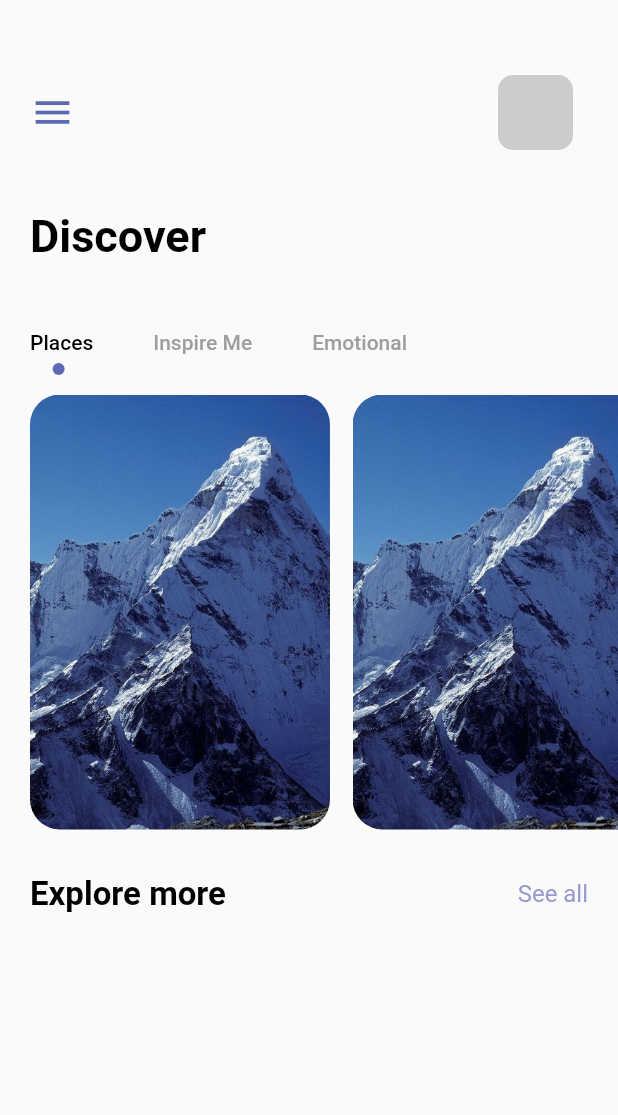
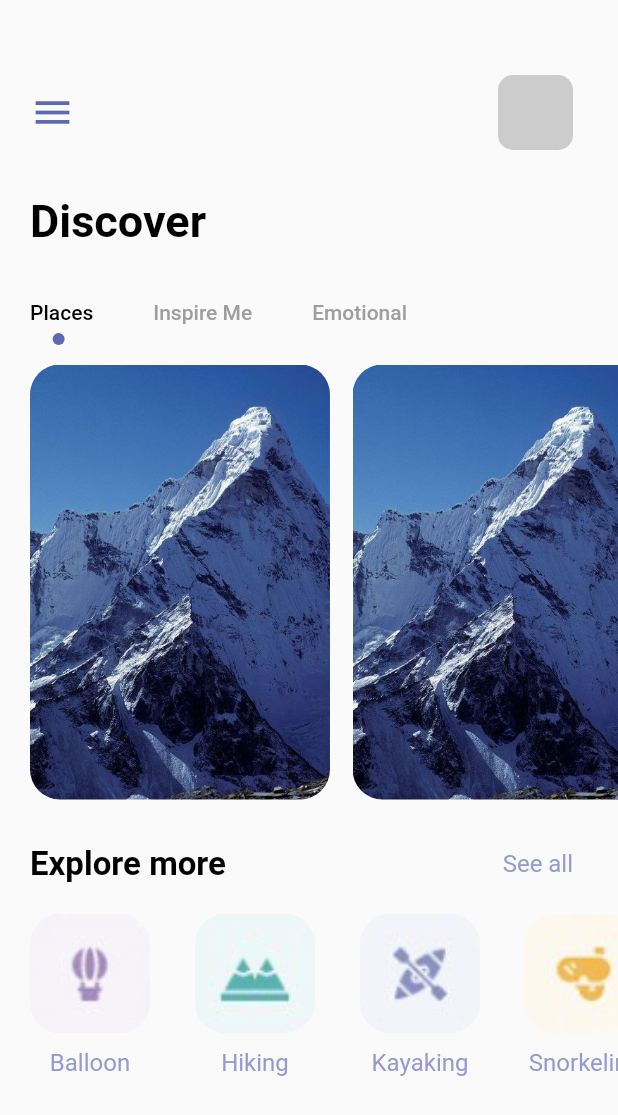
Before and after one commit to erentomurcuk/Flutter-Travel-Application, a Flutter app: the HomePage screen opened directly, on a phone screen of 412 x 824 dp. Shown: the top 1115 px of the screen. Run offline on Flutter 3.47's test engine with Material 2 defaults, Android fonts, the phone set to English and light mode, and no system bars; statements that could not run were skipped.

Commit message:
New page

```diff
--- a/lib/main.dart
+++ b/lib/main.dart
@@ -1,4 +1,5 @@
 import 'package:flutter/material.dart';
+import 'package:travel_application/pages/detail_page.dart';
 import 'package:travel_application/pages/navpages/main_page.dart';
 import 'package:travel_application/pages/welcome_page.dart';
 
@@ -26,7 +27,7 @@ class MyApp extends StatelessWidget {
         // is not restarted.
         primarySwatch: Colors.blue,
       ),
-      home: const MainPage(),
+      home: const DetailPage(),
     );
   }
 }
--- /dev/null
+++ b/lib/pages/home_page.dart
@@ -0,0 +1,238 @@
+import 'package:flutter/material.dart';
+import 'package:travel_application/misc/colors.dart';
+import 'package:travel_application/widgets/app_large_text.dart';
+import 'package:travel_application/widgets/app_text.dart';
+
+class HomePage extends StatefulWidget {
+  const HomePage({Key? key}) : super(key: key);
+
+  @override
+  State<HomePage> createState() => _HomePageState();
+}
+
+class _HomePageState extends State<HomePage> with TickerProviderStateMixin {
+
+  var image = {
+    "img/balloon.png": "Balloon",
+    "img/hiking.png":"Hiking",
+    "img/kayaking.png": "Kayaking",
+    "img/snorkeling.png": "Snorkeling",
+  };
+
+  @override
+  Widget build(BuildContext context) {
+    TabController tabController = TabController(length: 3, vsync: this);
+    return Scaffold(
+      body: SingleChildScrollView(
+        child: Column(
+          crossAxisAlignment: CrossAxisAlignment.start,
+
+          // Top Row
+          children: [
+            Container(
+              // Top Container
+
+              padding: const EdgeInsets.only(top: 50, left: 20, right: 20),
+
+              child: Row(
+                children: [
+                  Icon(
+                    Icons.menu,
+                    size: 30,
+                    color: AppColors.mainColor,
+                  ),
+                  Expanded(child: Container()),
+                  Container(
+                    margin: const EdgeInsets.only(right: 10),
+                    width: 50,
+                    height: 50,
+                    decoration: BoxDecoration(
+                      borderRadius: BorderRadius.circular(10),
+                      color: Colors.grey.withOpacity(0.5),
+                    ),
+                  )
+                ],
+              ),
+            ),
+
+            SizedBox(
+              height: 30,
+            ),
+
+            // Discover Text
+            Container(
+              margin: const EdgeInsets.only(left: 20),
+              child: const AppLargeText(
+                text: "Discover",
+              ),
+            ),
+
+            SizedBox(
+              height: 20,
+            ),
+
+            // Tab Bar
+            Container(
+              child: Align(
+                alignment: Alignment.centerLeft,
+                child: TabBar(
+                  labelPadding: const EdgeInsets.only(left: 20, right: 20),
+                  controller: tabController,
+                  labelColor: Colors.black,
+                  unselectedLabelColor: Colors.grey,
+                  isScrollable: true,
+                  indicatorSize: TabBarIndicatorSize.label,
+                  indicator:
+                      CircleTabIndicator(color: AppColors.mainColor, radius: 4),
+                  tabs: [
+                    Tab(text: "Places"),
+                    Tab(text: "Inspire Me"),
+                    Tab(text: "Emotional"),
+                  ],
+                ),
+              ),
+            ),
+
+            Container(
+              padding: const EdgeInsets.only(left: 20),
+              height: 300,
+              width: double.maxFinite,
+              child: TabBarView(controller: tabController, children: [
+                ListView.builder(
+                  itemCount: 3,
+                  scrollDirection: Axis.horizontal,
+                  itemBuilder: (BuildContext context, int index) {
+                    return Container(
+                      margin: const EdgeInsets.only(right: 15, top: 10),
+                      width: 200,
+                      height: 300,
+                      decoration: BoxDecoration(
+                        borderRadius: BorderRadius.circular(20),
+                        color: Colors.white,
+                        image: const DecorationImage(
+                          image: AssetImage(
+                            "img/mountain.jpeg",
+                          ),
+                          fit: BoxFit.cover,
+                        ),
+                      ),
+                    );
+                  },
+                ),
+                Text("b"),
+                Text("c"),
+              ]),
+            ),
+
+            const SizedBox(
+              height: 30,
+            ),
+
+            Container(
+              margin: const EdgeInsets.only(left: 20, right: 30),
+              child: Row(
+                mainAxisAlignment: MainAxisAlignment.spaceBetween,
+                children: [
+                  const AppLargeText(
+                    text: "Explore more",
+                    size: 22,
+                  ),
+                  AppText(text: "See all", colour: AppColors.textColor1),
+                ],
+              ),
+            ),
+
+            const SizedBox(
+              height: 20,
+            ),
+
+            Container(
+
+              height: 120,
+              width: double.maxFinite,
+
+                margin: const EdgeInsets.only(left: 20),
+                child: ListView.builder( // Parent should have an height!!!
+                    itemCount: 4,
+                    scrollDirection: Axis.horizontal,
+                    itemBuilder: (_, index) {
+
+                      return Container(
+
+                        margin: const EdgeInsets.only(right: 30),
+
+                        child: Column(
+
+                          children: [
+                            Container(
+                              // margin: const EdgeInsets.only(right: 40, left: 10),
+                              width: 80,
+                              height: 80,
+                              decoration: BoxDecoration(
+                                borderRadius: BorderRadius.circular(20),
+                                color: Colors.white,
+                                image: DecorationImage(
+                                  image: AssetImage(image.keys.elementAt(index)),
+                                  fit: BoxFit.cover,
+                                ),
+                              ),
+                            ),
+
+                            const SizedBox(
+                              height: 10,
+                            ),
+
+                            Container(
+                              child: AppText(
+                                text: image.values.elementAt(index),
+                                colour: AppColors.textColor1,
+                              ),
+                            )
+
+                          ],
+
+                        ),
+                      );
+                    })),
+
+          ],
+        ),
+      ),
+    );
+  }
+}
+
+class CircleTabIndicator extends Decoration {
+  final Color color;
+  final double radius; // MADE FINAL
+
+  const CircleTabIndicator(
+      {required this.color, required this.radius}); // MADE CONST
+
+  @override
+  BoxPainter createBoxPainter([VoidCallback? onChanged]) {
+    // TODO: implement createBoxPainter
+    return _CirclePainter(color: color, radius: radius);
+  }
+}
+
+class _CirclePainter extends BoxPainter {
+  final Color color;
+  double radius;
+
+  _CirclePainter({required this.color, required this.radius});
+
+  @override
+  void paint(Canvas canvas, Offset offset, ImageConfiguration configuration) {
+    // TODO: implement paint
+    Paint paint = Paint();
+    paint.color = color;
+    paint.isAntiAlias = true;
+
+    final Offset circleOffset = Offset(
+        configuration.size!.width / 2 - radius / 2,
+        configuration.size!.height - radius / 2 - 5);
+
+    canvas.drawCircle(offset + circleOffset, radius, paint);
+  }
+}
--- a/lib/pages/navpages/home_page.dart
+++ /dev/null
@@ -1,184 +0,0 @@
-import 'package:flutter/material.dart';
-import 'package:travel_application/misc/colors.dart';
-import 'package:travel_application/widgets/app_large_text.dart';
-import 'package:travel_application/widgets/app_text.dart';
-
-class HomePage extends StatefulWidget {
-  const HomePage({Key? key}) : super(key: key);
-
-  @override
-  State<HomePage> createState() => _HomePageState();
-}
-
-class _HomePageState extends State<HomePage> with TickerProviderStateMixin {
-  @override
-  Widget build(BuildContext context) {
-    TabController tabController = TabController(length: 3, vsync: this);
-    return Scaffold(
-      body: Column(
-
-        crossAxisAlignment: CrossAxisAlignment.start,
-
-        // Top Row
-        children: [
-          Container( // Top Container
-
-            padding: const EdgeInsets.only(top: 50, left: 20, right: 20),
-
-            child: Row(
-              children: [
-
-                Icon(Icons.menu, size: 30, color: AppColors.mainColor,),
-                Expanded(child: Container()),
-
-                Container(
-
-                  margin: const EdgeInsets.only(right: 10),
-                  width: 50,
-                  height: 50,
-
-                  decoration: BoxDecoration(
-                    borderRadius: BorderRadius.circular(10),
-                    color: Colors.grey.withOpacity(0.5),
-                  ),
-
-                )
-              ],
-            ),
-          ),
-
-          SizedBox(height: 40,),
-
-          // Discover Text
-          Container(
-            margin: const EdgeInsets.only(left: 20),
-            child: const AppLargeText(text: "Discover",),
-          ),
-
-          SizedBox(height: 30,),
-
-          // Tab Bar
-          Container(
-            child: Align(
-              alignment: Alignment.centerLeft,
-              child: TabBar(
-                labelPadding: const EdgeInsets.only(left: 20, right: 20),
-                controller: tabController,
-
-                labelColor: Colors.black,
-                unselectedLabelColor: Colors.grey,
-
-                isScrollable: true,
-
-                indicatorSize: TabBarIndicatorSize.label,
-                indicator: CircleTabIndicator(
-                    color: AppColors.mainColor, radius: 4),
-
-                tabs: [
-                  Tab(text: "Places"),
-                  Tab(text: "Inspire Me"),
-                  Tab(text: "Emotional"),
-                ],
-              ),
-            ),
-          ),
-
-          Container(
-
-            padding: const EdgeInsets.only(left: 20),
-            height: 300,
-            width: double.maxFinite,
-
-            child: TabBarView(
-                controller: tabController,
-                children: [
-                  ListView.builder(
-
-                    itemCount: 3,
-                    scrollDirection: Axis.horizontal,
-
-                    itemBuilder: (BuildContext context, int index) {
-                      return
-                        Container(
-                          margin: const EdgeInsets.only(right: 15, top: 10),
-                          width: 200,
-                          height: 300,
-                          decoration: BoxDecoration(
-                            borderRadius: BorderRadius.circular(20),
-                            color: Colors.white,
-                            image: const DecorationImage(
-                              image: AssetImage(
-                                "img/mountain.jpeg",
-                              ),
-                              fit: BoxFit.cover,
-                            )
-                            ,
-                          )
-                          ,
-                        );
-
-                    },
-
-                  ),
-                  Text("b"),
-                  Text("c"),
-                ]
-            ),
-          ),
-
-          const SizedBox(height: 30,),
-
-          Container(
-            margin: const EdgeInsets.only(left: 20, right: 20),
-            child: Row(
-              mainAxisAlignment: MainAxisAlignment.spaceBetween,
-              children: [
-                const AppLargeText(text: "Explore more",size: 22,),
-                AppText(text: "See all", colour: AppColors.textColor1),
-              ],
-            ),
-          ),
-        ],
-      ),
-    );
-  }
-}
-
-class CircleTabIndicator extends Decoration {
-
-  final Color color;
-  final double radius; // MADE FINAL
-
-  const CircleTabIndicator(
-      {required this.color, required this.radius}); // MADE CONST
-
-  @override
-  BoxPainter createBoxPainter([VoidCallback? onChanged]) {
-    // TODO: implement createBoxPainter
-    return _CirclePainter(color: color, radius: radius);
-  }
-
-}
-
-class _CirclePainter extends BoxPainter {
-
-  final Color color;
-  double radius;
-
-  _CirclePainter({required this.color, required this.radius});
-
-  @override
-  void paint(Canvas canvas, Offset offset, ImageConfiguration configuration) {
-    // TODO: implement paint
-    Paint paint = Paint();
-    paint.color = color;
-    paint.isAntiAlias = true;
-
-    final Offset circleOffset = Offset(
-        configuration.size!.width / 2 - radius / 2,
-        configuration.size!.height - radius / 2 - 5);
-
-    canvas.drawCircle(offset + circleOffset, radius, paint);
-  }
-
-}
--- a/lib/pages/navpages/main_page.dart
+++ b/lib/pages/navpages/main_page.dart
@@ -1,6 +1,6 @@
 import 'package:flutter/material.dart';
 import 'package:travel_application/misc/colors.dart';
-import 'package:travel_application/pages/navpages/home_page.dart';
+import 'package:travel_application/pages/home_page.dart';
 import 'package:travel_application/pages/navpages/my_page.dart';
 import 'package:travel_application/pages/navpages/search_page.dart';
 import 'package:travel_application/pages/navpages/bar_item_page.dart';
--- a/pubspec.yaml
+++ b/pubspec.yaml
@@ -68,12 +68,12 @@ flutter:
     - img/welcome-one.png
     - img/welcome-two.png
     - img/welcome-three.png
-    - img/balloning.png
+    - img/balloon.png
     - img/button-one.png
     - img/hiking.png
     - img/kayaking.png
     - img/mountain.jpeg
-    - img/snorkling.png
+    - img/snorkeling.png
 
   # An image asset can refer to one or more resolution-specific "variants", see
   # https://flutter.dev/assets-and-images/#resolution-aware
```
Also changed, not shown: lib/pages/detail_page.dart (added, +125 -0 lines), lib/widgets/app_buttons.dart (added, +18 -0 lines), img/balloon.png (renamed from img/balloning.png), img/snorkeling.png (renamed from img/snorkling.png).
